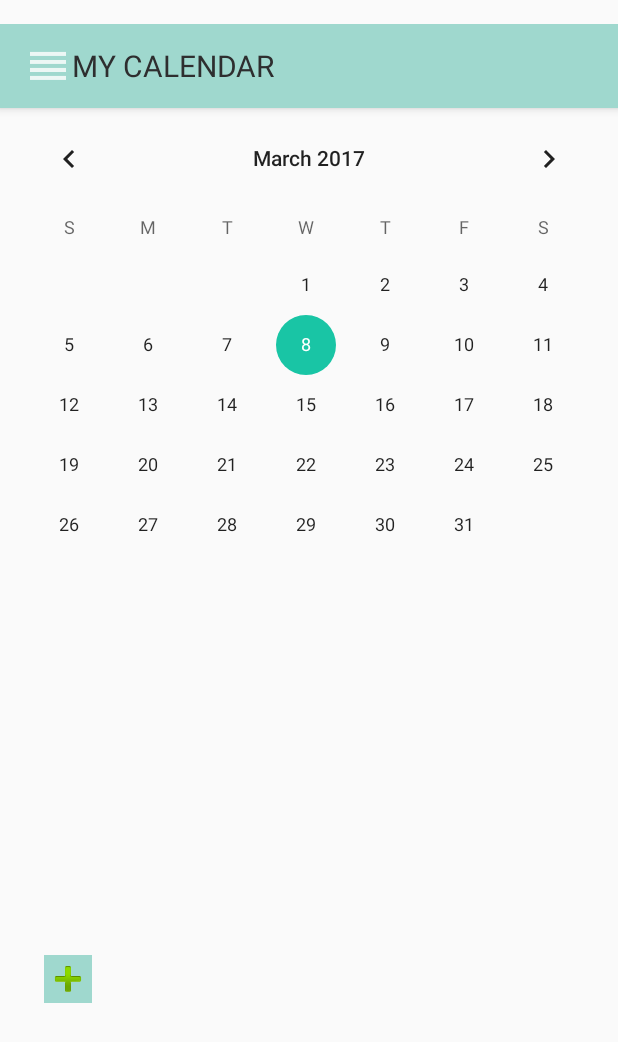
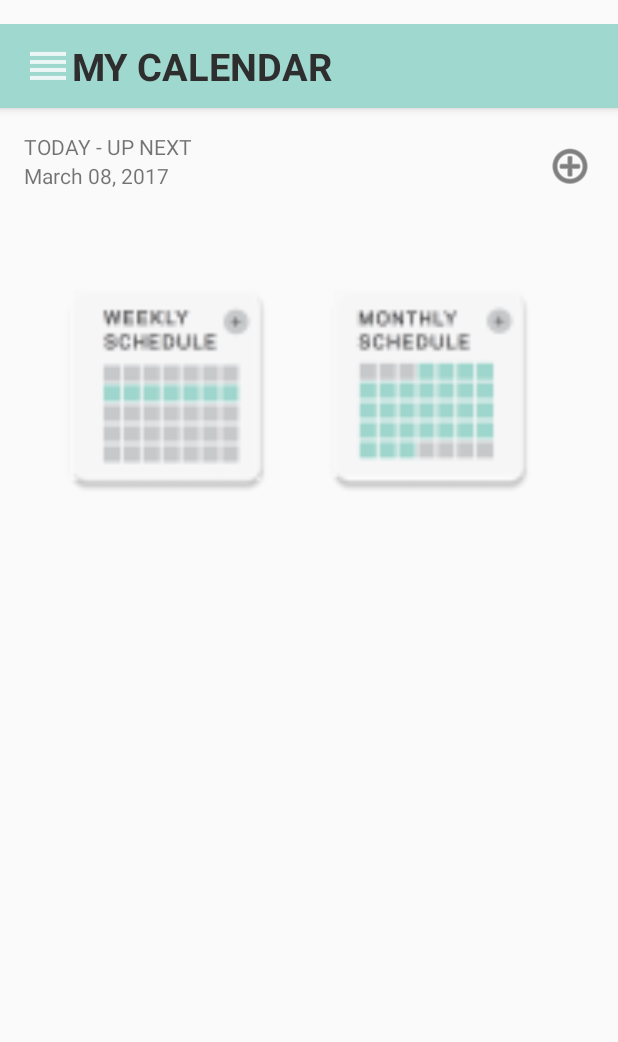
Before and after one commit to bkennel/SBCityConnect, an Android app: the HomeActivity screen opened directly, with no data from a screen before it, after a tap on "CALENDAR", on a phone screen of 412 x 824 dp. Shown: the top 1042 px of the screen. Run offline under Robolectric (Android 15) with nearby library versions, the phone set to English and light mode, and no system bars.

Commit message:
added create event window

```diff
--- a/app/src/main/AndroidManifest.xml
+++ b/app/src/main/AndroidManifest.xml
@@ -43,7 +43,8 @@
         <activity android:name=".MainActivity" />
         <activity android:name=".EPaymentActivity" />
         <activity android:name=".PayItForward1Activity" />
-        <activity android:name=".MakeAPayment1Activity"></activity>
+        <activity android:name=".MakeAPayment1Activity" />
+        <activity android:name=".CalendarHomeActivity"></activity>
     </application>
 
 </manifest>
--- /dev/null
+++ b/app/src/main/java/mobilend/sbcityconnect/CalendarHomeActivity.java
@@ -0,0 +1,107 @@
+package mobilend.sbcityconnect;
+
+import android.app.ActionBar;
+import android.content.Intent;
+import android.graphics.Color;
+import android.support.v7.app.AppCompatActivity;
+import android.os.Bundle;
+import android.view.LayoutInflater;
+import android.view.View;
+import android.view.ViewGroup.LayoutParams;
+import android.widget.Button;
+import android.widget.DatePicker;
+import android.widget.EditText;
+import android.widget.ImageButton;
+import android.widget.PopupWindow;
+import android.widget.TextView;
+
+import java.text.SimpleDateFormat;
+import java.util.ArrayList;
+import java.util.Calendar;
+import java.util.Collections;
+import java.util.Comparator;
+import java.util.Locale;
+
+public class CalendarHomeActivity extends AppCompatActivity {
+    Calendar cal;
+    ImageButton addEventButton;
+    ArrayList<CalendarEvent> events;
+
+    @Override
+    protected void onCreate(Bundle savedInstanceState) {
+        super.onCreate(savedInstanceState);
+        setContentView(R.layout.activity_calendar_home);
+        //get current date, set date text field
+        cal=Calendar.getInstance();
+        SimpleDateFormat d=new SimpleDateFormat("dd, yyyy");
+        String date=d.format(cal.getTime());
+        String month=cal.getDisplayName(Calendar.MONTH,Calendar.LONG,Locale.ENGLISH);
+        TextView dateText=(TextView) findViewById(R.id.date);
+        dateText.setText(month+" "+date);
+
+        events=new ArrayList<CalendarEvent>();
+
+        //prepare listener for popup window
+        addEventButton=(ImageButton) findViewById(R.id.addEventButton);
+        addEventButton.setOnClickListener(new ImageButton.OnClickListener(){
+            @Override
+            public void onClick(View v){
+                LayoutInflater inflater=(LayoutInflater) getBaseContext().getSystemService(LAYOUT_INFLATER_SERVICE);
+                final View eventView=inflater.inflate(R.layout.add_event_popup,null);
+                eventView.setBackgroundColor(Color.WHITE);
+                final PopupWindow eventWindow=new PopupWindow(eventView,LayoutParams.MATCH_PARENT,LayoutParams.MATCH_PARENT);
+                final DatePicker picker=(DatePicker) eventView.findViewById(R.id.datePicker);
+                //set on date change listener
+                Button okButton=(Button) eventView.findViewById(R.id.okButton);
+                okButton.setOnClickListener(new Button.OnClickListener(){
+                    @Override
+                    public void onClick(View v){
+                        //get values of fields
+                        EditText titlebox=(EditText) eventView.findViewById(R.id.titleBox);
+                        String title= titlebox.getText().toString();
+                        EditText locBox=(EditText) eventView.findViewById(R.id.locationBox);
+                        String location=locBox.getText().toString();
+                        int day=picker.getDayOfMonth();
+                        int month=picker.getMonth();
+                        int year=picker.getYear();
+                        CalendarEvent event=new CalendarEvent();
+                        event.setTitle(title);
+                        event.setLocation(location);
+                        event.setDate(year,month,day);
+                        //Add to list of events
+                        addEvent(event);
+                        eventWindow.dismiss();
+                    }
+                });
+                Button cancelButton=(Button) eventView.findViewById(R.id.cancelButton);
+                cancelButton.setOnClickListener(new Button.OnClickListener(){
+                    @Override
+                    public void onClick(View v){
+                        eventWindow.dismiss();
+                    }
+                });
+                eventWindow.setFocusable(true);
+                eventWindow.update();
+                eventWindow.showAsDropDown(addEventButton,0,100);
+
+            }
+        });
+    }
+
+    public void addEvent(CalendarEvent e){
+        events.add(e);
+        Collections.sort(events,new Comparator<CalendarEvent>(){
+            @Override
+            public int compare(CalendarEvent c1,CalendarEvent c2){
+                return c1.getTime().compareTo(c2.getTime());
+            }
+        });
+        TextView taskHeader=(TextView) findViewById(R.id.taskHeader);
+        taskHeader.setText(events.get(0).getTitle());
+    }
+
+    public void goToMonthlyCalendar(View view){
+        Intent intent = new Intent(this, CalendarActivity.class);
+        startActivity(intent);
+    }
+}
--- a/app/src/main/java/mobilend/sbcityconnect/HomeActivity.java
+++ b/app/src/main/java/mobilend/sbcityconnect/HomeActivity.java
@@ -105,7 +105,7 @@ public class HomeActivity extends AppCompatActivity implements PopupMenu.OnMenuI
     }
 
     public void goToCalendar(View view){
-        Intent intent = new Intent(this, CalendarActivity.class);
+        Intent intent = new Intent(this, CalendarHomeActivity.class);
         startActivity(intent);
     }
 }
--- a/app/src/main/res/layout/activity_calendar.xml
+++ b/app/src/main/res/layout/activity_calendar.xml
@@ -42,7 +42,8 @@
                 android:id="@+id/toolbarTitle"
                 android:layout_gravity="center"
                 android:textColor="@color/colorDarkGray"
-                android:textSize="20dp"
+                android:textSize="25dp"
+                android:textStyle="bold"
                 />
 
         </LinearLayout>
--- /dev/null
+++ b/app/src/main/res/layout/activity_calendar_home.xml
@@ -0,0 +1,116 @@
+<?xml version="1.0" encoding="utf-8"?>
+<RelativeLayout xmlns:android="http://schemas.android.com/apk/res/android"
+    xmlns:app="http://schemas.android.com/apk/res-auto"
+    xmlns:tools="http://schemas.android.com/tools"
+    android:id="@+id/activity_calendar_home"
+    android:layout_width="match_parent"
+    android:layout_height="match_parent"
+    android:paddingBottom="@dimen/activity_vertical_margin"
+    android:paddingTop="16dp"
+    tools:context="mobilend.sbcityconnect.CalendarHomeActivity">
+
+    <android.support.v7.widget.Toolbar
+        android:id="@+id/toolbar"
+        android:layout_width="match_parent"
+        android:layout_height="?attr/actionBarSize"
+        android:background="@color/colorLightGreen"
+        android:elevation="4dp"
+        android:theme="@style/ThemeOverlay.AppCompat.ActionBar"
+        android:layout_alignParentTop="true"
+        android:layout_alignParentLeft="true"
+        android:layout_alignParentStart="true"
+        >
+
+        <LinearLayout
+            android:layout_width="wrap_content"
+            android:layout_height="?attr/actionBarSize"
+            android:orientation="horizontal"
+            android:dividerPadding="8dp"
+            >
+            <ImageButton
+                android:layout_width="wrap_content"
+                android:layout_height="match_parent"
+                android:background="@color/colorLightGreen"
+                android:id="@+id/menuButton"
+                android:src="@drawable/menu_icon"
+                android:width="50dp"
+                android:height="50dp"
+                />
+            <TextView
+                android:layout_width="match_parent"
+                android:layout_height="wrap_content"
+                android:text="MY CALENDAR"
+                android:id="@+id/toolbarTitle"
+                android:layout_gravity="center"
+                android:textColor="@color/colorDarkGray"
+                android:textSize="25dp"
+                android:textStyle="bold"
+                />
+
+        </LinearLayout>
+
+    </android.support.v7.widget.Toolbar>
+
+    <TextView
+        android:layout_width="match_parent"
+        android:layout_height="wrap_content"
+        android:id="@+id/todayHeader"
+        android:text="TODAY - UP NEXT"
+        android:layout_below="@+id/toolbar"
+        android:paddingTop="16dp"
+        android:paddingLeft="16dp"
+        android:paddingRight="16dp" />
+    <TextView
+        android:layout_width="match_parent"
+        android:layout_height="wrap_content"
+        android:id="@+id/date"
+        android:layout_below="@+id/todayHeader"
+        android:paddingLeft="16dp"
+        android:paddingRight="16dp"/>
+    <TextView
+        android:layout_width="match_parent"
+        android:layout_height="wrap_content"
+        android:id="@+id/taskHeader"
+        android:layout_below="@+id/date"
+        android:paddingLeft="16dp"
+        android:paddingRight="16dp"
+        android:paddingTop="16dp"
+        android:paddingBottom="16dp"/>
+    <LinearLayout
+        android:layout_width="match_parent"
+        android:layout_height="wrap_content"
+        android:orientation="horizontal"
+        android:layout_below="@+id/taskHeader"
+        android:paddingLeft="16dp"
+        android:paddingRight="16dp"
+        android:weightSum="1"
+        android:id="@+id/linearLayout">
+        <ImageView
+            android:layout_width="160dp"
+            android:layout_height="160dp"
+            android:id="@+id/weeklySchedule"
+            android:src="@mipmap/weekly_schedule"
+            android:layout_weight="0.52" />
+        <ImageView
+            android:layout_width="160dp"
+            android:layout_height="160dp"
+            android:id="@+id/monthlySchedule"
+            android:src="@mipmap/monthly_schedule"
+            android:onClick="goToMonthlyCalendar" />
+    </LinearLayout>
+
+    <ImageButton
+        android:layout_width="wrap_content"
+        android:layout_height="wrap_content"
+        app:srcCompat="@android:drawable/ic_menu_add"
+        android:layout_marginRight="16dp"
+        android:layout_marginEnd="16dp"
+        android:id="@+id/addEventButton"
+        android:background="?android:selectableItemBackground"
+        android:layout_above="@+id/taskHeader"
+        android:layout_alignParentRight="true"
+        android:layout_alignParentEnd="true"
+        android:tint="@color/colorDarkGray" />
+
+
+</RelativeLayout>
--- a/app/src/main/res/layout/activity_home.xml
+++ b/app/src/main/res/layout/activity_home.xml
@@ -5,7 +5,7 @@
     android:layout_width="match_parent"
     android:layout_height="match_parent"
     android:paddingBottom="@dimen/activity_vertical_margin"
-    android:paddingTop="@dimen/activity_vertical_margin"
+    android:paddingTop="16dp"
     tools:context="mobilend.sbcityconnect.HomeActivity"
     android:background="@color/colorBackgroundDarkBlue" >
 
@@ -19,7 +19,7 @@
         android:layout_alignParentTop="true"
         android:layout_alignParentLeft="true"
         android:layout_alignParentStart="true"
-        android:layout_marginTop="11dp" >
+        >
 
         <LinearLayout
             android:layout_width="wrap_content"
```
Also changed, not shown: app/src/main/java/mobilend/sbcityconnect/CalendarEvent.java (added, +34 -0 lines), app/src/main/res/layout/add_event_popup.xml (added, +54 -0 lines), app/src/main/monthly_schedule-web.png (added), app/src/main/res/mipmap-hdpi/monthly_schedule.png (added), app/src/main/res/mipmap-hdpi/weekly_schedule.png (added), app/src/main/res/mipmap-mdpi/monthly_schedule.png (added), app/src/main/res/mipmap-mdpi/weekly_schedule.png (added), app/src/main/res/mipmap-xhdpi/monthly_schedule.png (added), app/src/main/res/mipmap-xhdpi/weekly_schedule.png (added), app/src/main/res/mipmap-xxhdpi/monthly_schedule.png (added), app/src/main/res/mipmap-xxhdpi/weekly_schedule.png (added), app/src/main/res/mipmap-xxxhdpi/monthly_schedule.png (added), app/src/main/res/mipmap-xxxhdpi/weekly_schedule.png (added), app/src/main/weekly_schedule-web.png (added).
